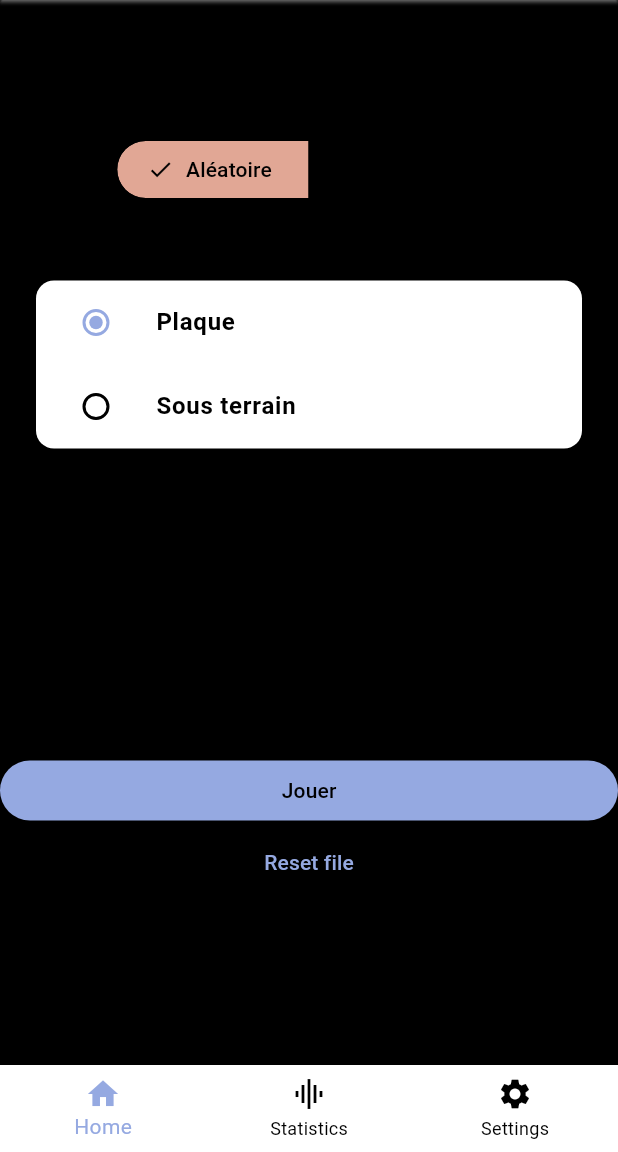
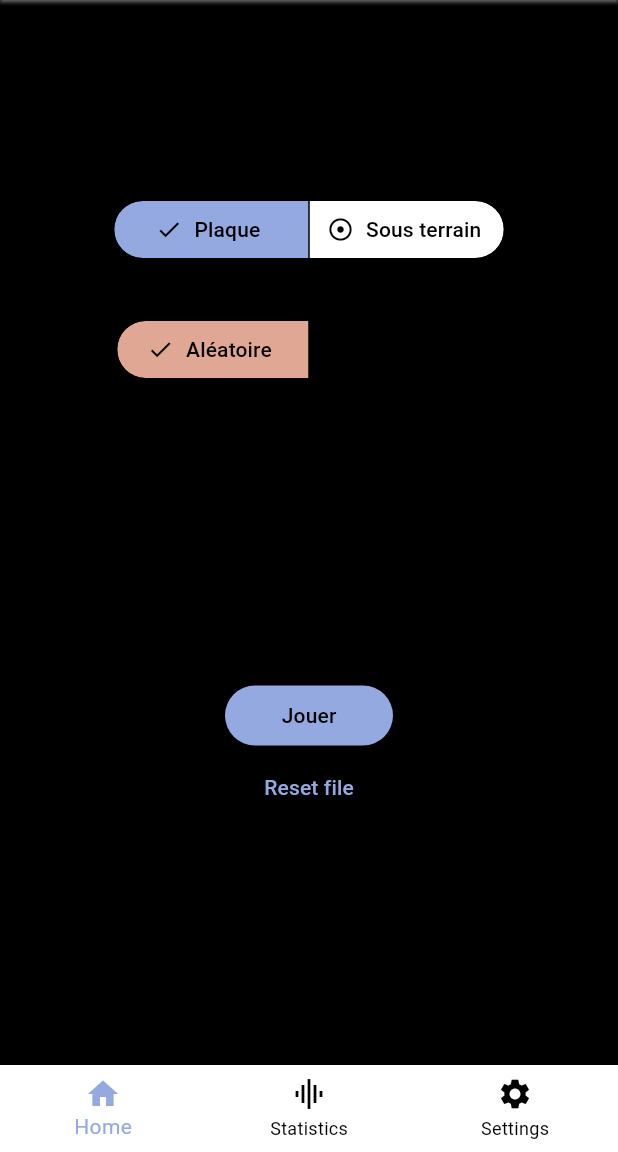
Before and after one commit to Extauren/Plaktago, a Flutter app: the screen it shows after launch, on a phone screen of 412 x 824 dp, the part 84-1236 px from its top. Run offline on Flutter 3.47's test engine with Material 2 defaults, Android fonts, the phone set to English and light mode, and no system bars; our stand-ins replace stop_watch_timer; missing offline and left inert: dart:ffi.

Commit message:
Fix home in folder and UI

```diff
--- a/lib/home.dart
+++ /dev/null
@@ -1,185 +0,0 @@
-import 'package:flutter/material.dart';
-import 'package:plaktago/game/plaqueTypeButton.dart';
-import 'package:plaktago/game/ratDropdownButton.dart';
-import 'package:plaktago/utils/saveGame.dart';
-import 'game/difficultyButton.dart';
-import 'game/bingo.dart';
-import 'drawer.dart';
-import 'segmentButton.dart';
-
-enum BingoType {
-  plaque('Plaque'),
-  sousterre('Sous terrain');
-
-  const BingoType(this.name);
-  final String name;
-}
-
-enum Test {
-  plaque('Aléatoire'),
-  sousterre('Personalisé');
-
-  const Test(this.name);
-  final String name;
-}
-
-class Home extends StatefulWidget {
-  final Function changeTheme;
-  final ThemeMode theme;
-  const Home({Key? key, required this.changeTheme, required this.theme})
-      : super(key: key);
-
-  @override
-  State<Home> createState() => _Home();
-}
-
-class _Home extends State<Home> {
-  String _bingoTypeName = BingoType.plaque.name;
-  BingoType? _bingoType = BingoType.plaque;
-  PlaqueType? selectePlaque = PlaqueType.triangle;
-  RatType? ratType = RatType.salle;
-  final saveGame = SaveGame();
-
-  void resetHome() {
-    setState(() {
-      _bingoTypeName = BingoType.plaque.name;
-      _bingoType = BingoType.plaque;
-      selectePlaque = PlaqueType.triangle;
-      ratType = RatType.salle;
-    });
-  }
-
-  void launchGame() {
-    Navigator.push(
-            context,
-            MaterialPageRoute(
-                builder: (context) =>
-                    Game(gameType: _bingoTypeName, theme: widget.theme)))
-        .then((value) {
-      resetHome();
-    });
-  }
-
-  Color _getTextColor() {
-    if (widget.theme == ThemeMode.dark) {
-      return Colors.white;
-    }
-    return Colors.black;
-  }
-
-  @override
-  Widget build(BuildContext context) {
-    return Scaffold(
-        appBar: AppBar(
-          title: Row(
-            children: [
-              // const Image(
-              //   image: AssetImage('logo.png'),
-              //   height: 40,
-              //   width: 40,
-              // ),
-              Container(
-                  margin: const EdgeInsets.only(left: 0),
-                  child: Text(
-                    'Plaktago',
-                  )),
-            ],
-          ),
-          backgroundColor: Theme.of(context).appBarTheme.backgroundColor,
-        ),
-        drawer: DrawerApp(
-          changeTheme: widget.changeTheme,
-        ),
-        body: ListView(children: [
-          Container(
-              margin: const EdgeInsets.only(top: 30.0, left: 10, right: 10),
-              child: Text("Le bingo des catacombes",
-                  style: Theme.of(context).textTheme.titleLarge,
-                  textAlign: TextAlign.center)),
-          Container(height: 100, child: SegmentedButtonApp()),
-          Container(
-              margin: EdgeInsets.all(20),
-              width: 100,
-              child: Card(
-                  color: Colors.white,
-                  child: Column(
-                      crossAxisAlignment: CrossAxisAlignment.center,
-                      mainAxisAlignment: MainAxisAlignment.center,
-                      children: <Widget>[
-                        SizedBox(
-                            //width: MediaQuery.of(context).size.width / 2.5,
-                            child: ListTileTheme(
-                                selectedColor: Colors.red,
-                                child: ListTile(
-                                  title: Text(BingoType.plaque.name,
-                                      style: TextStyle(
-                                          fontSize: 16,
-                                          fontWeight: FontWeight.bold)),
-                                  leading: Radio<BingoType>(
-                                    value: BingoType.plaque,
-                                    groupValue: _bingoType,
-                                    onChanged: (BingoType? value) {
-                                      setState(() {
-                                        _bingoType = value;
-                                        _bingoTypeName = BingoType.plaque.name;
-                                      });
-                                    },
-                                  ),
-                                ))),
-                        SizedBox(
-                          //width: MediaQuery.of(context).size.width / 2,
-                          child: ListTile(
-                            title: Text(BingoType.sousterre.name,
-                                style: TextStyle(
-                                    fontSize: 16, fontWeight: FontWeight.bold)),
-                            leading: Radio<BingoType>(
-                              value: BingoType.sousterre,
-                              groupValue: _bingoType,
-                              onChanged: (BingoType? value) {
-                                setState(() {
-                                  _bingoType = value;
-                                  _bingoTypeName = BingoType.sousterre.name;
-                                });
-                              },
-                            ),
-                          ),
-                        )
-                      ]))),
-          Row(mainAxisAlignment: MainAxisAlignment.center, children: [
-            if (_bingoType == BingoType.plaque)
-              ConstrainedBox(
-                  constraints: BoxConstraints(
-                    maxWidth: MediaQuery.of(context).size.width / 2,
-                    maxHeight: 180,
-                  ),
-                  child: PlaqueTypeButton(
-                    selectecPlaque: selectePlaque!,
-                  )),
-            if (_bingoType == BingoType.sousterre)
-              ConstrainedBox(
-                  constraints: BoxConstraints(
-                    maxWidth: MediaQuery.of(context).size.width / 2,
-                    maxHeight: 180,
-                  ),
-                  child: RatDropdownButton(type: ratType!)),
-            ConstrainedBox(
-                constraints: BoxConstraints(
-                  maxWidth: MediaQuery.of(context).size.width / 2,
-                  maxHeight: 180,
-                ),
-                child: DifficultyButton()),
-          ]),
-          LimitedBox(
-            maxWidth: 100, //MediaQuery.of(context).size.width / 2,
-            child: ElevatedButton(
-              onPressed: launchGame,
-              child: Text(
-                'Jouer',
-                style: TextStyle(color: Colors.black),
-              ),
-            ),
-          ),
-          TextButton(onPressed: saveGame.resetFile, child: Text("Reset file"))
-        ]));
-  }
-}
--- /dev/null
+++ b/lib/home/bingoTypeButton.dart
@@ -0,0 +1,62 @@
+import 'package:flutter/material.dart';
+
+enum BingoType {
+  plaque("Plaque"),
+  sousterrain("Sous terrain");
+
+  const BingoType(this.name);
+  final String name;
+}
+
+class BingoTypeButton extends StatefulWidget {
+  BingoType bingoTypeView;
+  final Function updateBingoType;
+  BingoTypeButton(
+      {super.key, required this.bingoTypeView, required this.updateBingoType});
+
+  @override
+  State<BingoTypeButton> createState() => _BingoTypeButton();
+}
+
+class _BingoTypeButton extends State<BingoTypeButton> {
+  //BingoType bingoTypeView = BingoType.plaque;
+
+  @override
+  Widget build(BuildContext context) {
+    return Center(
+        child: SegmentedButton<BingoType>(
+      style: ButtonStyle(
+        backgroundColor: MaterialStateProperty.resolveWith<Color>(
+          (Set<MaterialState> states) {
+            if (states.contains(MaterialState.selected)) {
+              return Theme.of(context).primaryColor;
+            }
+            return Colors.white;
+          },
+        ),
+        // surfaceTintColor:
+        //     MaterialStateProperty.all(Theme.of(context).primaryColor),
+      ),
+      segments: <ButtonSegment<BingoType>>[
+        ButtonSegment<BingoType>(
+            value: BingoType.plaque,
+            label: Text(BingoType.plaque.name),
+            icon: Icon(Icons.adjust_rounded)),
+        ButtonSegment<BingoType>(
+            value: BingoType.sousterrain,
+            label: Text(BingoType.sousterrain.name),
+            icon: Icon(Icons.adjust_rounded))
+      ],
+      selected: <BingoType>{widget.bingoTypeView},
+      onSelectionChanged: (Set<BingoType> newSelection) {
+        setState(() {
+          // By default there is only a single segment that can be
+          // selected at one time, so its value is always the first
+          // item in the selected set.
+          widget.bingoTypeView = newSelection.first;
+          widget.updateBingoType(newSelection.first);
+        });
+      },
+    ));
+  }
+}
--- /dev/null
+++ b/lib/home/home.dart
@@ -0,0 +1,172 @@
+import 'package:flutter/material.dart';
+import 'package:plaktago/game/plaqueTypeButton.dart';
+import 'package:plaktago/game/ratDropdownButton.dart';
+import 'package:plaktago/utils/saveGame.dart';
+import '../game/difficultyButton.dart';
+import '../game/bingo.dart';
+import 'drawer.dart';
+import 'bingoTypeButton.dart';
+import 'package:flutter/gestures.dart';
+import 'modeButton.dart';
+
+class Home extends StatefulWidget {
+  final Function changeTheme;
+  final ThemeMode theme;
+  const Home({Key? key, required this.changeTheme, required this.theme})
+      : super(key: key);
+
+  @override
+  State<Home> createState() => _Home();
+}
+
+class _Home extends State<Home> {
+  final saveGame = SaveGame();
+  PlaqueType? selectePlaque = PlaqueType.triangle;
+  RatType? ratType = RatType.salle;
+  BingoType bingoTypeView = BingoType.plaque;
+  Mode modeView = Mode.random;
+
+  void resetHome() {
+    setState(() {
+      bingoTypeView = BingoType.plaque;
+      selectePlaque = PlaqueType.triangle;
+      ratType = RatType.salle;
+    });
+  }
+
+  void updateBingoType(final BingoType newValue) {
+    // setState(() {
+    //   bingoTypeView = newValue;
+    // });
+  }
+
+  void launchGame() {
+    Navigator.push(
+            context,
+            MaterialPageRoute(
+                builder: (context) =>
+                    Game(gameType: bingoTypeView.name, theme: widget.theme)))
+        .then((value) {
+      resetHome();
+    });
+  }
+
+  Color _getTextColor() {
+    if (widget.theme == ThemeMode.dark) {
+      return Colors.white;
+    }
+    return Colors.black;
+  }
+
+  void btek() {
+    print("BTek");
+  }
+
+  @override
+  Widget build(BuildContext context) {
+    return Scaffold(
+        appBar: AppBar(
+          title: Row(
+            children: [
+              // const Image(
+              //   image: AssetImage('logo.png'),
+              //   height: 40,
+              //   width: 40,//MediaQuery.of(context).size.width / 2,
+              // ),
+              Container(
+                  margin: const EdgeInsets.only(left: 0),
+                  child: Text(
+                    'Plaktago',
+                  )),
+            ],
+          ),
+          backgroundColor: Theme.of(context).appBarTheme.backgroundColor,
+        ),
+        drawer: DrawerApp(
+          changeTheme: widget.changeTheme,
+        ),
+        body: ListView(children: [
+          Container(
+              margin: const EdgeInsets.only(top: 60.0, left: 10, right: 10),
+              child: Text("Le bingo des catacombes",
+                  style: Theme.of(context).textTheme.titleLarge,
+                  textAlign: TextAlign.center)),
+          Container(
+              height: 80,
+              margin: EdgeInsets.only(top: 20),
+              child: BingoTypeButton(
+                  bingoTypeView: bingoTypeView,
+                  updateBingoType: updateBingoType)),
+          Container(
+              margin: EdgeInsets.only(bottom: 20),
+              height: 80,
+              child: ModeButton(
+                modeView: modeView,
+              )),
+          Row(mainAxisAlignment: MainAxisAlignment.center, children: [
+            if (bingoTypeView == BingoType.plaque)
+              ConstrainedBox(
+                  constraints: BoxConstraints(
+                    maxWidth: MediaQuery.of(context).size.width / 2,
+                    maxHeight: 160,
+                  ),
+                  child: PlaqueTypeButton(
+                    selectecPlaque: selectePlaque!,
+                  )),
+            if (bingoTypeView == BingoType.sousterrain)
+              ConstrainedBox(
+                  constraints: BoxConstraints(
+                    maxWidth: MediaQuery.of(context).size.width / 2,
+                    maxHeight: 160,
+                  ),
+                  child: RatDropdownButton(type: ratType!)),
+            ConstrainedBox(
+                constraints: BoxConstraints(
+                  maxWidth: MediaQuery.of(context).size.width / 2,
+                  maxHeight: 160,
+                ),
+                child: DifficultyButton()),
+          ]),
+          Container(
+              margin: EdgeInsets.symmetric(horizontal: 150),
+              child: ExtraLongDetector(
+                  duration: Duration(seconds: 10),
+                  onLongPress: btek,
+                  child: ElevatedButton(
+                    onPressed: launchGame,
+                    child: Text(
+                      'Jouer',
+                      style: TextStyle(color: Colors.black),
+                    ),
+                  ))),
+          TextButton(onPressed: saveGame.resetFile, child: Text("Reset file"))
+        ]));
+  }
+}
+
+class ExtraLongDetector extends StatelessWidget {
+  final Widget? child;
+  final Duration duration;
+  final VoidCallback onLongPress;
+
+  const ExtraLongDetector({
+    super.key,
+    this.child,
+    required this.duration,
+    required this.onLongPress,
+  });
+
+  @override
+  Widget build(BuildContext context) {
+    return RawGestureDetector(
+      gestures: <Type, GestureRecognizerFactory>{
+        LongPressGestureRecognizer:
+            GestureRecognizerFactoryWithHandlers<LongPressGestureRecognizer>(
+          () => LongPressGestureRecognizer(duration: duration),
+          (instance) => instance.onLongPress = onLongPress,
+        ),
+      },
+      child: child,
+    );
+  }
+}
--- /dev/null
+++ b/lib/home/modeButton.dart
@@ -0,0 +1,39 @@
+import 'package:flutter/material.dart';
+
+enum Mode { random, personalize }
+
+class ModeButton extends StatefulWidget {
+  Mode modeView;
+  ModeButton({super.key, required this.modeView});
+
+  @override
+  State<ModeButton> createState() => _ModeButton();
+}
+
+class _ModeButton extends State<ModeButton> {
+  @override
+  Widget build(BuildContext context) {
+    return Center(
+        child: SegmentedButton<Mode>(
+      segments: const <ButtonSegment<Mode>>[
+        ButtonSegment<Mode>(
+            value: Mode.random,
+            label: Text('Aléatoire'),
+            icon: Icon(Icons.casino)),
+        ButtonSegment<Mode>(
+            value: Mode.personalize,
+            label: Text('Personalisé'),
+            icon: Icon(Icons.settings)),
+      ],
+      selected: <Mode>{widget.modeView},
+      onSelectionChanged: (Set<Mode> newSelection) {
+        setState(() {
+          // By default there is only a single segment that can be
+          // selected at one time, so its value is always the first
+          // item in the selected set.
+          widget.modeView = newSelection.first;
+        });
+      },
+    ));
+  }
+}
--- a/lib/main.dart
+++ b/lib/main.dart
@@ -104,11 +104,17 @@ class _Plaktago extends State<Plaktago> {
                 backgroundColor: Colors.grey[800],
                 unselectedItemColor: Colors.white,
                 selectedItemColor: darkColor.primary),
+              textTheme: TextTheme(
+                titleLarge: TextStyle(
+              fontWeight: FontWeight.bold,
+              fontSize: 26,
+            )
+              ),
             dropdownMenuTheme: DropdownMenuThemeData(menuStyle:
                 MenuStyle(backgroundColor: MaterialStateProperty.resolveWith((states) {
               return Colors.grey[800];
             }))),
-            cardColor: Colors.grey[300],
+            cardColor: Colors.grey[100],
             elevatedButtonTheme: ElevatedButtonThemeData(style: ButtonStyle(backgroundColor: MaterialStateProperty.resolveWith((states) {
               return lightColor.primary;
             }))),
--- a/lib/navigation_bar.dart
+++ b/lib/navigation_bar.dart
@@ -1,5 +1,5 @@
 import 'package:flutter/material.dart';
-import 'home.dart';
+import 'home/home.dart';
 import 'statistic/statistic.dart';
 import 'settings.dart';
 import 'utils/saveGame.dart';
--- a/lib/segmentButton.dart
+++ /dev/null
@@ -1,56 +0,0 @@
-import 'package:flutter/material.dart';
-
-class SegmentedButtonApp extends StatelessWidget {
-  const SegmentedButtonApp({super.key});
-
-  @override
-  Widget build(BuildContext context) {
-    return const Scaffold(
-        body: Center(
-      child: Column(
-        mainAxisAlignment: MainAxisAlignment.center,
-        children: <Widget>[
-          SingleChoice(),
-        ],
-      ),
-    ));
-  }
-}
-
-enum Calendar { random, personalize }
-
-class SingleChoice extends StatefulWidget {
-  const SingleChoice({super.key});
-
-  @override
-  State<SingleChoice> createState() => _SingleChoiceState();
-}
-
-class _SingleChoiceState extends State<SingleChoice> {
-  Calendar calendarView = Calendar.random;
-
-  @override
-  Widget build(BuildContext context) {
-    return SegmentedButton<Calendar>(
-      segments: const <ButtonSegment<Calendar>>[
-        ButtonSegment<Calendar>(
-            value: Calendar.random,
-            label: Text('Aléatoire'),
-            icon: Icon(Icons.calendar_view_day)),
-        ButtonSegment<Calendar>(
-            value: Calendar.personalize,
-            label: Text('Personalisé'),
-            icon: Icon(Icons.calendar_view_week)),
-      ],
-      selected: <Calendar>{calendarView},
-      onSelectionChanged: (Set<Calendar> newSelection) {
-        setState(() {
-          // By default there is only a single segment that can be
-          // selected at one time, so its value is always the first
-          // item in the selected set.
-          calendarView = newSelection.first;
-        });
-      },
-    );
-  }
-}
--- a/lib/settings.dart
+++ b/lib/settings.dart
@@ -1,4 +1,5 @@
 import 'package:flutter/material.dart';
+import 'home/drawer.dart';
 
 class Settings extends StatefulWidget {
   final Function changeTheme;
@@ -8,9 +9,20 @@ class Settings extends StatefulWidget {
   State<Settings> createState() => _Settings();
 }
 
+enum BingoType {
+  plaque('Plaque'),
+  sousterre('Sous terrain');
+
+  const BingoType(this.name);
+  final String name;
+}
+
 class _Settings extends State<Settings> {
+  String _bingoTypeName = BingoType.plaque.name;
+  BingoType? _bingoType = BingoType.plaque;
+
   @override
   Widget build(BuildContext context) {
-    return ListView(children: []);
+    return Scaffold(appBar: AppBar(title: Row(children: [])));
   }
 }
```
Also changed, not shown: lib/home/drawer.dart (renamed from lib/drawer.dart).
